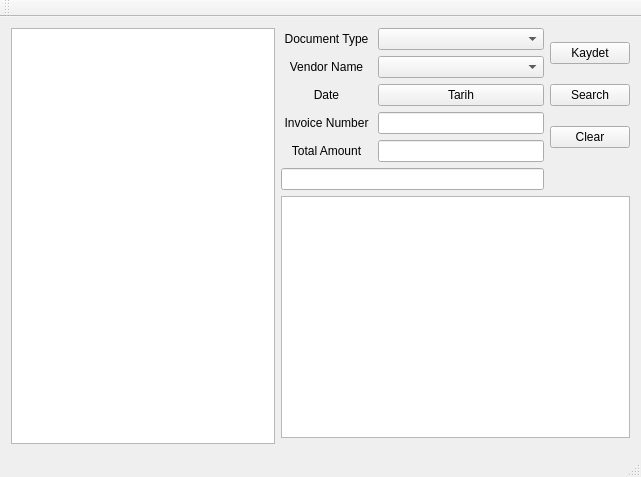
hsudas/QtFtp, file qtftp.ui: the form before one commit.
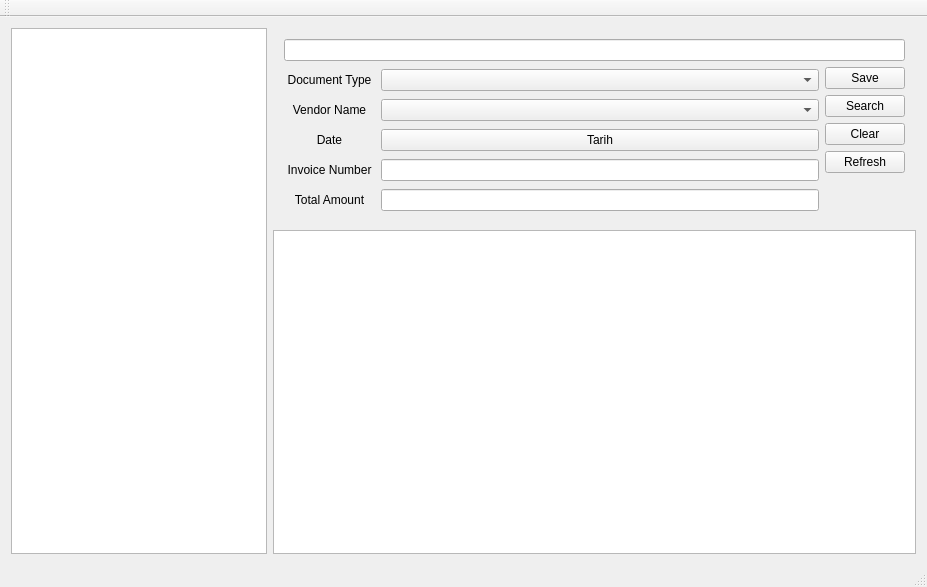
The form after the commit.

Commit message: yeni vt tablosuna gore alanlar degistirildi, yenile tusu eklendi, vt verilerini gostermek icin tablewidget eklendi

Patch:
```diff
--- a/qtftp.ui
+++ b/qtftp.ui
@@ -6,17 +6,39 @@
    <rect>
     <x>0</x>
     <y>0</y>
-    <width>641</width>
-    <height>477</height>
+    <width>927</width>
+    <height>587</height>
    </rect>
   </property>
   <property name="windowTitle">
    <string>QtFtp</string>
   </property>
   <widget class="QWidget" name="centralWidget">
+   <layout class="QGridLayout" name="gridLayout_4">
+    <item row="0" column="0" rowspan="2">
+     <widget class="QTreeView" name="treeView">
+      <property name="sizePolicy">
+       <sizepolicy hsizetype="Fixed" vsizetype="Expanding">
+        <horstretch>0</horstretch>
+        <verstretch>0</verstretch>
+       </sizepolicy>
+      </property>
+     </widget>
+    </item>
+    <item row="0" column="1">
+     <widget class="QWidget" name="widget" native="true">
+      <property name="sizePolicy">
+       <sizepolicy hsizetype="Preferred" vsizetype="Fixed">
+        <horstretch>0</horstretch>
+        <verstretch>0</verstretch>
+       </sizepolicy>
+      </property>
    <layout class="QGridLayout" name="gridLayout_3">
-    <item row="0" column="1">
+       <item row="1" column="0" rowspan="2">
      <layout class="QGridLayout" name="gridLayout">
+         <property name="sizeConstraint">
+          <enum>QLayout::SetMinAndMaxSize</enum>
+         </property>
       <item row="4" column="0">
        <widget class="QLabel" name="label_5">
         <property name="text">
@@ -67,14 +89,14 @@
         </property>
        </widget>
       </item>
-      <item row="3" column="1">
-       <widget class="QLineEdit" name="lineEdit"/>
+         <item row="1" column="1">
+          <widget class="QComboBox" name="cbVendorName"/>
       </item>
       <item row="4" column="1">
-       <widget class="QLineEdit" name="lineEdit_2"/>
-      </item>
-      <item row="1" column="1">
-       <widget class="QComboBox" name="cbDate"/>
+          <widget class="QLineEdit" name="txtTotalAmount"/>
+         </item>
+         <item row="3" column="1">
+          <widget class="QLineEdit" name="txtInvoiceNumber"/>
       </item>
       <item row="2" column="1">
        <widget class="QPushButton" name="btnTarih">
@@ -88,15 +110,8 @@
       </item>
      </layout>
     </item>
-    <item row="0" column="2">
+       <item row="1" column="1" colspan="2">
      <layout class="QGridLayout" name="gridLayout_2">
-      <item row="3" column="0">
-       <widget class="QPushButton" name="pushButton_3">
-        <property name="text">
-         <string>Clear</string>
-        </property>
-       </widget>
-      </item>
       <item row="1" column="0">
        <widget class="QPushButton" name="pushButton_2">
         <property name="text">
@@ -107,20 +122,59 @@
       <item row="0" column="0">
        <widget class="QPushButton" name="btnKaydet">
         <property name="text">
-         <string>Kaydet</string>
+            <string>Save</string>
+           </property>
+          </widget>
+         </item>
+         <item row="2" column="0">
+          <widget class="QPushButton" name="pushButton_3">
+           <property name="text">
+            <string>Clear</string>
+           </property>
+          </widget>
+         </item>
+         <item row="3" column="0">
+          <widget class="QPushButton" name="btnYenile">
+           <property name="text">
+            <string>Refresh</string>
         </property>
        </widget>
       </item>
      </layout>
     </item>
-    <item row="0" column="0" rowspan="4">
-     <widget class="QTreeView" name="treeView"/>
-    </item>
-    <item row="1" column="1">
-     <widget class="QLineEdit" name="txtIsim"/>
-    </item>
     <item row="2" column="1" colspan="2">
-     <widget class="QTableWidget" name="tableWidget"/>
+        <spacer name="verticalSpacer">
+         <property name="orientation">
+          <enum>Qt::Vertical</enum>
+         </property>
+         <property name="sizeHint" stdset="0">
+          <size>
+           <width>20</width>
+           <height>40</height>
+          </size>
+         </property>
+        </spacer>
+       </item>
+       <item row="0" column="0" colspan="3">
+        <widget class="QLineEdit" name="txtFilePath"/>
+       </item>
+      </layout>
+      <zorder>txtFilePath</zorder>
+      <zorder></zorder>
+      <zorder></zorder>
+      <zorder></zorder>
+      <zorder>verticalSpacer</zorder>
+     </widget>
+    </item>
+    <item row="1" column="1">
+     <widget class="QTableWidget" name="tableWidget">
+      <property name="sizePolicy">
+       <sizepolicy hsizetype="MinimumExpanding" vsizetype="MinimumExpanding">
+        <horstretch>0</horstretch>
+        <verstretch>0</verstretch>
+       </sizepolicy>
+      </property>
+     </widget>
     </item>
    </layout>
   </widget>
```
Left out of the diff: 4 changed lines with no effect on the pictures. Lines whose indentation alone changed are shown as unchanged. The commit also changes 4 other files.
